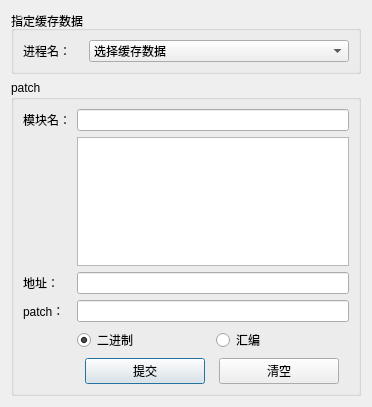
dqzg12300/fridaUiTools, file ui/patch.ui: the form before one commit.
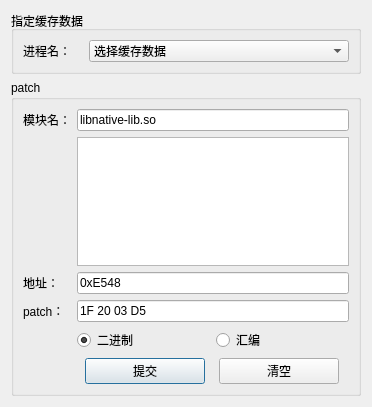
The form after the commit.

```diff
--- a/ui/patch.ui
+++ b/ui/patch.ui
@@ -87,13 +87,21 @@
        </widget>
       </item>
       <item row="3" column="1">
-       <widget class="QLineEdit" name="txtPatch"/>
+       <widget class="QLineEdit" name="txtPatch">
+        <property name="text">
+         <string>1F 20 03 D5</string>
+        </property>
+       </widget>
       </item>
       <item row="1" column="1">
        <widget class="QListWidget" name="listModule"/>
       </item>
       <item row="0" column="1">
-       <widget class="QLineEdit" name="txtModule"/>
+       <widget class="QLineEdit" name="txtModule">
+        <property name="text">
+         <string>libnative-lib.so</string>
+        </property>
+       </widget>
       </item>
       <item row="3" column="0">
        <widget class="QLabel" name="label_4">
@@ -103,7 +111,11 @@
        </widget>
       </item>
       <item row="2" column="1">
-       <widget class="QLineEdit" name="txtAddress"/>
+       <widget class="QLineEdit" name="txtAddress">
+        <property name="text">
+         <string>0xE548</string>
+        </property>
+       </widget>
       </item>
       <item row="5" column="1">
        <layout class="QHBoxLayout" name="horizontalLayout_2">
```
